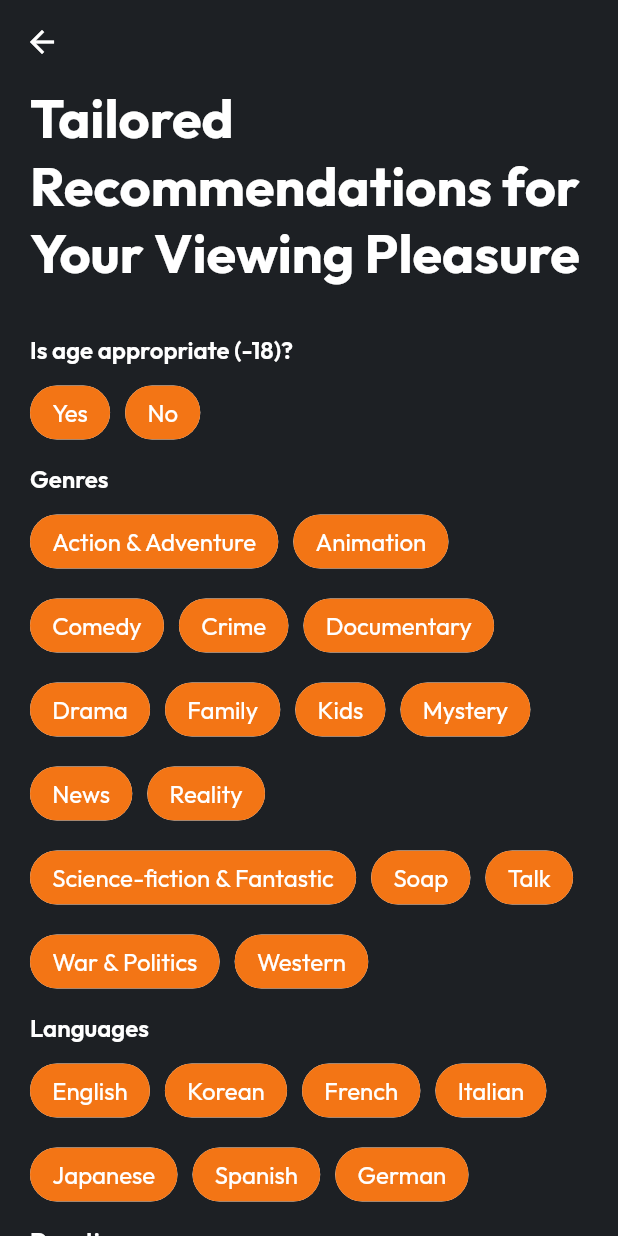
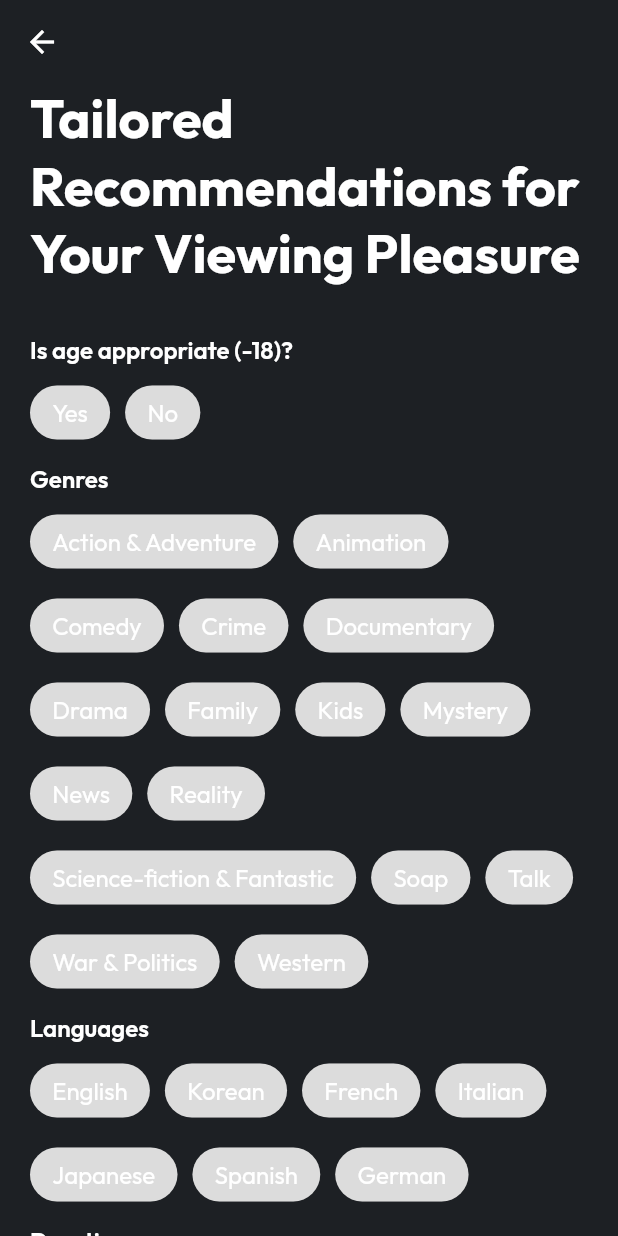
Before and after one commit to Bochra10/movie_web_app, a Flutter app: the RecommandationPage screen opened directly, on a phone screen of 412 x 824 dp. Run offline on Flutter 3.47's test engine with Material 2 defaults, Android fonts, the phone set to English and light mode, and no system bars; our stand-ins replace animated_text_kit, bloc, equatable, flutter_bloc, swipe_cards.

Commit message:
Fix regression

```diff
--- a/lib/features/home_page/pages/home_page.dart
+++ b/lib/features/home_page/pages/home_page.dart
@@ -140,7 +140,7 @@ class _HomePageState extends State<HomePage> {
                             height: 20,
                             fit: BoxFit.fill,
                           ),
-                          selected: pickedFilters.pickedGenre !=
+                          selected: pickedFilters.pickedGenre ==
                               homePageGenres.keys.toList()[index],
                           onSelected: (bool selected) {
                             setState(() {
--- a/lib/features/recommandation/recommandation_page.dart
+++ b/lib/features/recommandation/recommandation_page.dart
@@ -165,19 +165,24 @@ class _RecommandationPageState extends State<RecommandationPage> {
                 ).toList(),
               ),
               const SizedBox(height: 10),
-              Container(
-                decoration: BoxDecoration(
-                    color: AppColors.secondary.withOpacity(0.5),
-                    borderRadius: BorderRadius.circular(10)),
-                width: double.infinity,
-                height: 34,
-                child: TextButton(
-                    onPressed: (() {}),
-                    child: const Text('Submit',
+              InkWell(
+                onTap: (() {
+                  // TODO : give recommandation
+                }),
+                child: Container(
+                  decoration: BoxDecoration(
+                      color: AppColors.secondary.withOpacity(0.5),
+                      borderRadius: BorderRadius.circular(10)),
+                  width: double.infinity,
+                  height: 34,
+                  child: const Center(
+                    child: Text('Submit',
                         style: TextStyle(
                             color: AppColors.white,
-                            fontSize: 16,
-                            fontWeight: FontWeight.w600))),
+                            fontSize: 22,
+                            fontWeight: FontWeight.w600)),
+                  ),
+                ),
               ),
               const SizedBox(height: 18),
               Expanded(
--- a/lib/main.dart
+++ b/lib/main.dart
@@ -1,6 +1,5 @@
 import 'package:flutter/material.dart';
 import 'package:flutter_bloc/flutter_bloc.dart';
-import 'package:movie_web_app/features/home_page/pages/home_page.dart';
 import 'package:movie_web_app/features/sign_in_sign_up/login_sign_up_page.dart';
 import 'package:movie_web_app/features/watch_list/bloc/watch_list_bloc.dart';
 import 'package:movie_web_app/shared/theme.dart';
--- a/lib/shared/theme.dart
+++ b/lib/shared/theme.dart
@@ -49,10 +49,9 @@ class Themedata {
           ),
         ),
         chipTheme: const ChipThemeData(
-            selectedColor: Color.fromARGB(255, 62, 100, 149),
-            disabledColor: AppColors.secondary,
+            selectedColor: AppColors.secondary,
+            disabledColor: AppColors.grey,
             showCheckmark: false,
-            backgroundColor: AppColors.secondary,
             labelStyle: TextStyle(
               color: Colors.white,
               fontSize: 18,
```
